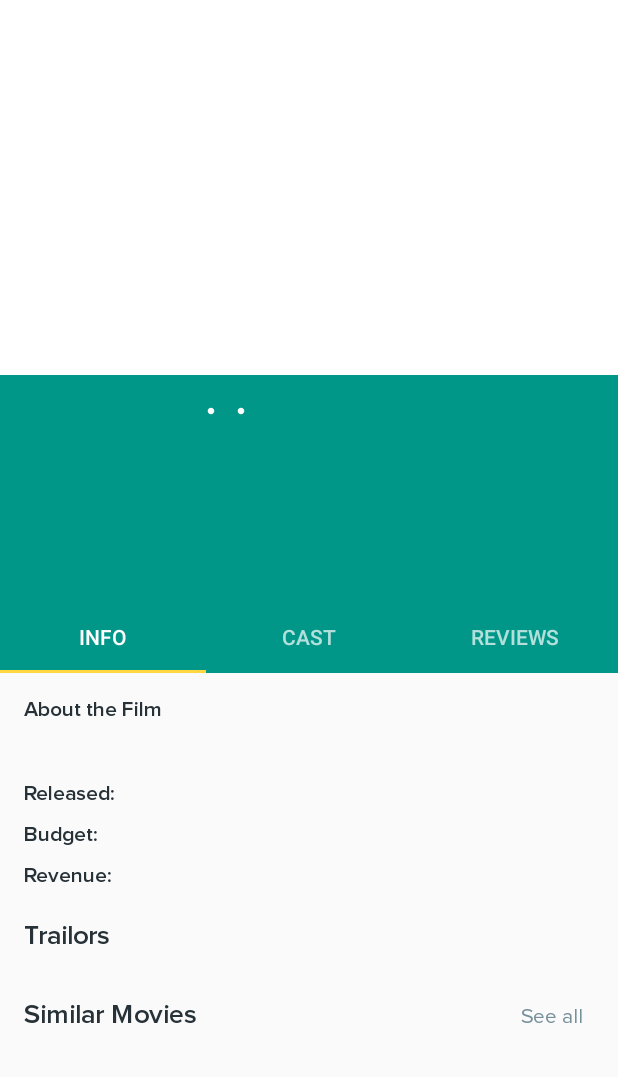
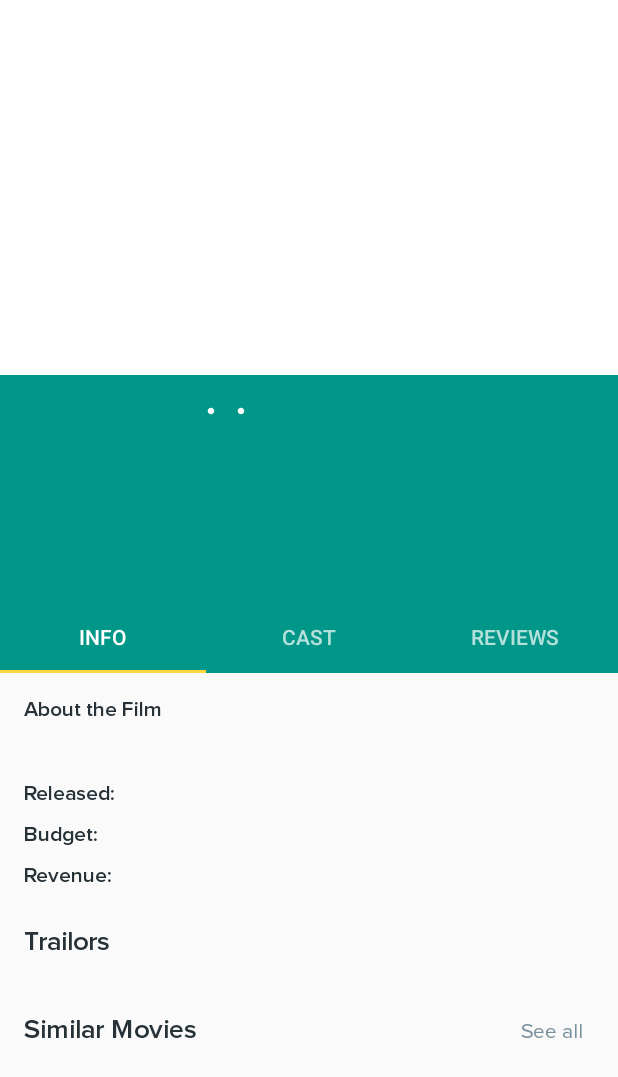
Before and after one commit to KeshavAggarwal/Movies-TVShows-Android-App, an Android app: the InfoAboutMovieFragment screen opened directly, with no data from a screen before it, on a phone screen of 412 x 824 dp. Shown: the top 1077 px of the screen. Run offline under Robolectric (Android 15) with nearby library versions, the phone set to English and light mode, and no system bars; our stand-ins replace Picasso; libraries missing offline, so code that uses them is left out: androidx.palette.graphics; pictures from the network do not load.

Commit message:
ui xml done

```diff
--- a/app/src/main/res/layout/fragment_info_movie.xml
+++ b/app/src/main/res/layout/fragment_info_movie.xml
@@ -98,7 +98,7 @@
             android:layout_height="wrap_content"
             android:layout_below="@+id/revenueTextViewLabel"
             android:layout_marginStart="@dimen/activity_horizontal_margin"
-            android:layout_marginTop="20dp"
+            android:layout_marginTop="24dp"
             android:fontFamily="@font/proximanova_semibold_webfont"
             android:text="Trailors"
             android:textSize="18sp"
@@ -127,7 +127,7 @@
             android:layout_height="wrap_content"
             android:layout_below="@+id/trailorsRecyclerView"
             android:layout_marginLeft="@dimen/activity_horizontal_margin"
-            android:layout_marginTop="20dp"
+            android:layout_marginTop="26dp"
             android:fontFamily="@font/proximanova_semibold_webfont"
             android:text="Similar Movies"
             android:textSize="18sp"
--- a/app/src/main/res/layout/fragment_info_tvshow.xml
+++ b/app/src/main/res/layout/fragment_info_tvshow.xml
@@ -143,7 +143,7 @@
             android:layout_height="wrap_content"
             android:layout_below="@+id/showStatusLabel"
             android:layout_marginLeft="@dimen/activity_horizontal_margin"
-            android:layout_marginTop="20dp"
+            android:layout_marginTop="24dp"
             android:fontFamily="@font/proximanova_semibold_webfont"
             android:text="Trailors"
             android:textColor="@color/text1"
```
Also changed, not shown: app/src/main/res/layout/trailer_thumbnail_image_view.xml (+9 -7 lines).
